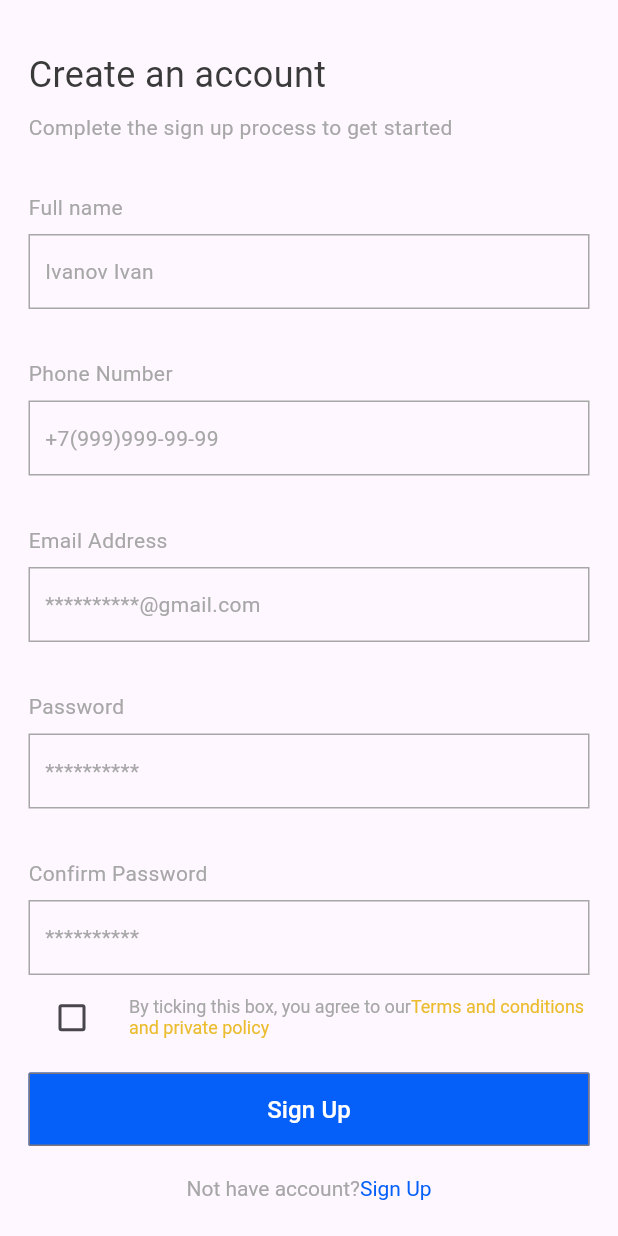
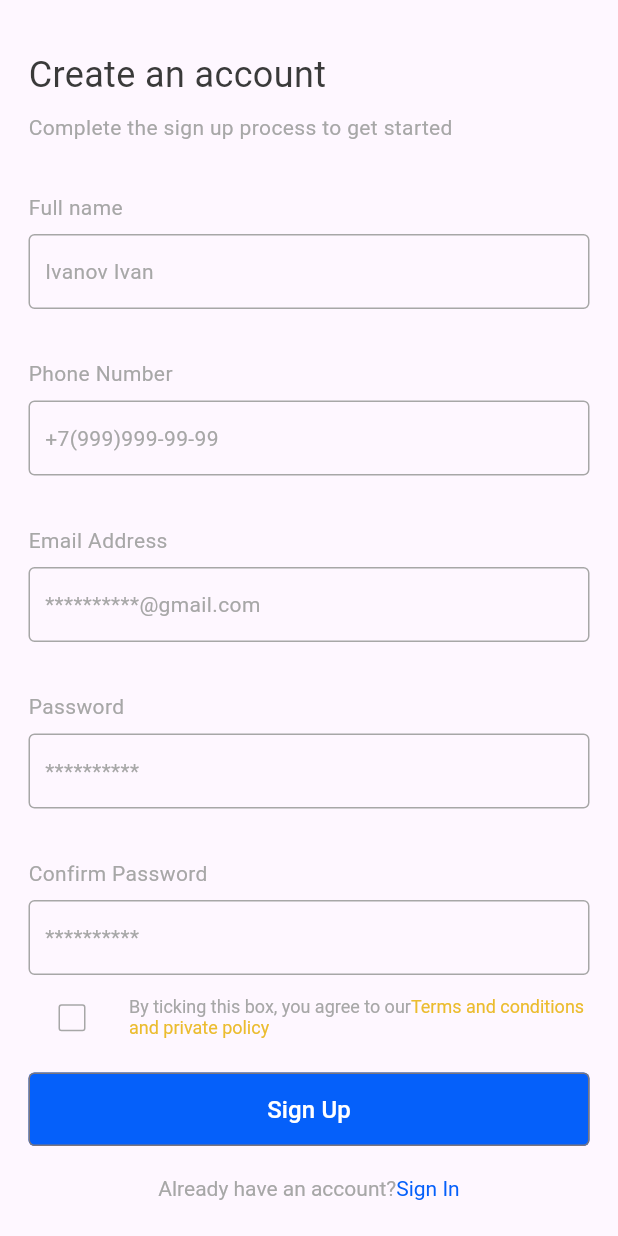
Before and after one commit to xchizhx/exam_project, a Flutter app: the screen it shows after launch, after a tap on an icon or button, on a phone screen of 412 x 824 dp. Run offline on Flutter 3.47's test engine with Material 3 defaults, Android fonts, the light colour scheme and no system bars; network calls fail.

Commit message:
commit_6

```diff
--- a/lib/login.dart
+++ b/lib/login.dart
@@ -1,3 +1,4 @@
+import 'package:exam_project_2/home.dart';
 import 'package:exam_project_2/sing_up.dart';
 import 'package:flutter/material.dart';
 
@@ -67,19 +68,20 @@ class _MyHomePageState extends State<MyHomePage> {
               ),
             ),
             Padding(
-              padding: EdgeInsets.only(top: 8, left: 19, right: 19),
+              padding: const EdgeInsets.only(top: 8, left: 19, right: 19),
               child: Container(
                 decoration: BoxDecoration(border: Border.all(
-                  color: Color.fromARGB(255, 167, 167, 167), width: 1)
+                  color: const Color.fromARGB(255, 167, 167, 167), width: 1),
+                    borderRadius: BorderRadius.circular(4)
               ),
-                child: Padding(
+                child: const Padding(
                   padding: EdgeInsets.only(top: 14, left: 10, bottom: 14),
                   child: Text("***********@mail.com",
                     style: TextStyle(color: Color.fromARGB(255, 167, 167, 167)),),
                 ),
               ),
             ),
-            Padding(
+            const Padding(
               padding: EdgeInsets.only(left: 19, top: 33),
               child: Align(
                 alignment: Alignment.centerLeft,
@@ -88,48 +90,70 @@ class _MyHomePageState extends State<MyHomePage> {
               ),
             ),
             Padding(
-              padding: EdgeInsets.only(left: 19, top: 8, right: 19),
+              padding: const EdgeInsets.only(left: 19, top: 8, right: 19),
               child: Container(
                 decoration: BoxDecoration(border: Border.all(
-                    color: Color.fromARGB(255, 167, 167, 167), width: 1)
+                    color: const Color.fromARGB(255, 167, 167, 167), width: 1),
+                    borderRadius: BorderRadius.circular(4)
                 ),
-                child: Padding(
+                child: const Padding(
                     padding: EdgeInsets.only(left: 10, top: 14, bottom: 14),
                     child: Text("**********",
                       style: TextStyle(color: Color.fromARGB(255, 167, 167, 167)),)),
               ),
             ),
             Padding(
-              padding: EdgeInsets.only(top: 24, left: 24, right: 24),
+              padding: const EdgeInsets.only(top: 20, left: 24, right: 24),
               child: Row(
+                mainAxisAlignment: MainAxisAlignment.spaceBetween,
+                children: [
+                  Row(
                   children: [
                     Checkbox(
+                      side: const BorderSide(
+                        width: 1,
+                        color: Color.fromARGB(255, 167, 167, 167)
+                      ),
                         value: isChecked, onChanged: (bool? value){
                           setState(() {
                             isChecked = value!;
                           });
                     }),
-                  Text("Remember password",
+                    const Text("Remember password",
+                      textAlign: TextAlign.center,
                       style: TextStyle(color: Color.fromARGB(255, 167, 167, 167),
-                    fontSize: 12)),
-                  Text("Forgot Password?",
+                      fontSize: 12, fontWeight: FontWeight.w500)),
+                    Column(
+                      children: [
+                        TextButton(onPressed: (){},
+                          child: const Text("Forgot Password?",
+                        textAlign: TextAlign.right,
                         style: TextStyle(color: Color.fromARGB(255, 5, 96, 250),
-                    fontSize: 12))
+                        fontSize: 12)
+                        ),
+                        )
+                      ]
+                    )
                   ],
                 ),
+              ]),
             ),
 
             Expanded(
               child: Padding(
-                padding: EdgeInsets.only(top: 325,left: 19, right: 19),
+                padding: const EdgeInsets.only(top: 325,left: 19, right: 19),
                 child: OutlinedButton(onPressed: (){
+                  Navigator.of(context).push(MaterialPageRoute(
+                      builder: (context){
+                        return Home();
+                      }));
                 },
                     style: ButtonStyle(
                         shape: MaterialStateProperty.all(RoundedRectangleBorder(
-                            borderRadius: BorderRadius.circular(1))),
+                            borderRadius: BorderRadius.circular(4))),
                         backgroundColor: MaterialStateColor.resolveWith((states)
-                        => Color.fromARGB(255, 5, 96, 250))),
-                  child: Text("Login",
+                        => const Color.fromARGB(255, 5, 96, 250))),
+                  child: const Text("Login",
                     style: TextStyle(color: Color.fromARGB(255, 255, 255, 255),
                     fontSize: 16),
                   )
@@ -139,14 +163,15 @@ class _MyHomePageState extends State<MyHomePage> {
             Align(
             alignment: Alignment.center,
             child: Padding(
-              padding: EdgeInsets.only(top: 20, bottom: 24),
+              padding: const EdgeInsets.only(top: 20, bottom: 24),
               child: GestureDetector(
                 onTap: (){
-                Navigator.of(context).push(MaterialPageRoute(builder: (context){
+                Navigator.of(context).push(MaterialPageRoute
+                  (builder: (context){
                   return Sign_up();
                 }));
               },
-                child: RichText(text: TextSpan(
+                child: RichText(text: const TextSpan(
                   children: [
                     TextSpan(text: "Not have account?",
                         style: TextStyle(color: Color.fromARGB(255, 167, 167, 167))),
--- a/lib/sing_up.dart
+++ b/lib/sing_up.dart
@@ -1,3 +1,4 @@
+import 'package:exam_project_2/login.dart';
 import 'package:exam_project_2/profile.dart';
 import 'package:flutter/cupertino.dart';
 import 'package:flutter/material.dart';
@@ -38,7 +39,7 @@ class _Sign_upState extends State<Sign_up> {
                     style: TextStyle(color: Color.fromARGB(255, 167, 167, 167))),
               ),
             ),
-            Padding(
+            const Padding(
               padding: EdgeInsets.only(left: 19, top: 33),
               child: Align(
                 alignment: Alignment.centerLeft,
@@ -47,18 +48,19 @@ class _Sign_upState extends State<Sign_up> {
               ),
             ),
             Padding(
-              padding: EdgeInsets.only(left: 19, top: 8, right: 19),
+              padding: const EdgeInsets.only(left: 19, top: 8, right: 19),
               child: Container(
                 decoration: BoxDecoration(border: Border.all(
-                    color: Color.fromARGB(255, 167, 167, 167), width: 1)
+                    color: const Color.fromARGB(255, 167, 167, 167), width: 1),
+                    borderRadius: BorderRadius.circular(4)
                 ),
-                child: Padding(
+                child: const Padding(
                     padding: EdgeInsets.only(left: 10, top: 14, bottom: 14),
                     child: Text("Ivanov Ivan",
                     style: TextStyle(color: Color.fromARGB(255, 167, 167, 167)),)),
               ),
             ),
-            Padding(
+            const Padding(
               padding: EdgeInsets.only(left: 19, top: 33),
               child: Align(
                 alignment: Alignment.centerLeft,
@@ -67,18 +69,19 @@ class _Sign_upState extends State<Sign_up> {
               ),
             ),
             Padding(
-              padding: EdgeInsets.only(left: 19, top: 8, right: 19),
+              padding: const EdgeInsets.only(left: 19, top: 8, right: 19),
               child: Container(
                 decoration: BoxDecoration(border: Border.all(
-                    color: Color.fromARGB(255, 167, 167, 167), width: 1)
+                    color: const Color.fromARGB(255, 167, 167, 167), width: 1),
+                    borderRadius: BorderRadius.circular(4)
                 ),
-                child: Padding(
+                child: const Padding(
                     padding: EdgeInsets.only(left: 10, top: 14, bottom: 14),
                     child: Text("+7(999)999-99-99",
                       style: TextStyle(color: Color.fromARGB(255, 167, 167, 167)),)),
               ),
             ),
-            Padding(
+            const Padding(
               padding: EdgeInsets.only(left: 19, top: 33),
               child: Align(
                 alignment: Alignment.centerLeft,
@@ -87,18 +90,19 @@ class _Sign_upState extends State<Sign_up> {
               ),
             ),
             Padding(
-              padding: EdgeInsets.only(left: 19, top: 8, right: 19),
+              padding: const EdgeInsets.only(left: 19, top: 8, right: 19),
               child: Container(
                 decoration: BoxDecoration(border: Border.all(
-                    color: Color.fromARGB(255, 167, 167, 167), width: 1)
+                    color: const Color.fromARGB(255, 167, 167, 167), width: 1),
+                    borderRadius: BorderRadius.circular(4)
                 ),
-                child: Padding(
+                child: const Padding(
                     padding: EdgeInsets.only(left: 10, top: 14, bottom: 14),
                     child: Text("**********@gmail.com",
                     style: TextStyle(color: Color.fromARGB(255, 167, 167, 167)),)),
               ),
             ),
-            Padding(
+            const Padding(
               padding: EdgeInsets.only(left: 19, top: 33),
               child: Align(
                 alignment: Alignment.centerLeft,
@@ -107,18 +111,19 @@ class _Sign_upState extends State<Sign_up> {
               ),
             ),
             Padding(
-              padding: EdgeInsets.only(left: 19, top: 8, right: 19),
+              padding: const EdgeInsets.only(left: 19, top: 8, right: 19),
               child: Container(
                 decoration: BoxDecoration(border: Border.all(
-                    color: Color.fromARGB(255, 167, 167, 167), width: 1)
+                    color: const Color.fromARGB(255, 167, 167, 167), width: 1),
+                    borderRadius: BorderRadius.circular(4)
                 ),
-                child: Padding(
+                child: const Padding(
                     padding: EdgeInsets.only(left: 10, top: 14, bottom: 14),
                     child: Text("**********",
                       style: TextStyle(color: Color.fromARGB(255, 167, 167, 167)),)),
               ),
             ),
-            Padding(
+            const Padding(
               padding: EdgeInsets.only(left: 19, top: 33),
               child: Align(
                 alignment: Alignment.centerLeft,
@@ -127,12 +132,13 @@ class _Sign_upState extends State<Sign_up> {
               ),
             ),
             Padding(
-              padding: EdgeInsets.only(left: 19, top: 8, right: 19),
+              padding: const EdgeInsets.only(left: 19, top: 8, right: 19),
               child: Container(
                 decoration: BoxDecoration(border: Border.all(
-                    color: Color.fromARGB(255, 167, 167, 167), width: 1)
+                    color: const Color.fromARGB(255, 167, 167, 167), width: 1),
+                  borderRadius: BorderRadius.circular(4)
                 ),
-                child: Padding(
+                child: const Padding(
                     padding: EdgeInsets.only(left: 10, top: 14, bottom: 14),
                     child: Text("**********",
                       style: TextStyle(color: Color.fromARGB(255, 167, 167, 167)),)),
@@ -142,15 +148,19 @@ class _Sign_upState extends State<Sign_up> {
             Expanded(
               child: Row(
                 children: [Padding(
-                  padding: EdgeInsets.only(left: 24, right: 14),
+                  padding: const EdgeInsets.only(left: 24, right: 14),
                     child: Checkbox(
+                      side: const BorderSide(
+                        width: 1,
+                        color: Color.fromARGB(255, 167, 167, 167)
+                      ),
                         value: isChecked, onChanged: (bool? value){
                       setState(() {
                         isChecked = value!;
                       });
                     }),
                   ),
-                  RichText(text: TextSpan(
+                  RichText(text: const TextSpan(
                       children: [
                         TextSpan(text: "By ticking this box, you agree to our",
                             style: TextStyle(
@@ -167,15 +177,15 @@ class _Sign_upState extends State<Sign_up> {
             ),
               Expanded(
                 child: Padding(
-                  padding: EdgeInsets.only(top: 8, left: 19, right: 19),
+                  padding: const EdgeInsets.only(top: 8, left: 19, right: 19),
                   child: OutlinedButton(onPressed: (){
                   },
                       style: ButtonStyle(
                           shape: MaterialStateProperty.all(RoundedRectangleBorder(
-                              borderRadius: BorderRadius.circular(1))),
+                              borderRadius: BorderRadius.circular(4))),
                           backgroundColor: MaterialStateColor.resolveWith((states)
-                          => Color.fromARGB(255, 5, 96, 250))),
-                      child: Text("Sign Up",
+                          => const Color.fromARGB(255, 5, 96, 250))),
+                      child: const Text("Sign Up",
                         style: TextStyle(color: Color.fromARGB(255, 255, 255, 255),
                             fontSize: 16),
                       )
@@ -185,18 +195,16 @@ class _Sign_upState extends State<Sign_up> {
               Align(
                 alignment: Alignment.center,
                 child: Padding(
-                  padding: EdgeInsets.only(top: 20, bottom: 24),
+                  padding: const EdgeInsets.only(top: 20, bottom: 24),
                   child: GestureDetector(
                     onTap: (){
-                      Navigator.of(context).push(MaterialPageRoute(builder: (context){
-                        return Sign_up();
-                      }));
+                        Navigator.of(context).pop();
                     },
-                    child: RichText(text: TextSpan(
+                    child: RichText(text: const TextSpan(
                         children: [
-                          TextSpan(text: "Not have account?",
+                          TextSpan(text: "Already have an account?",
                               style: TextStyle(color: Color.fromARGB(255, 167, 167, 167))),
-                          TextSpan(text: "Sign Up",
+                          TextSpan(text: "Sign In",
                               style: TextStyle(color: Color.fromARGB(255, 5, 96, 250)))
                         ]
                     )
```
Also changed, not shown: lib/home.dart (+29 -4 lines), lib/profile.dart (+81 -2 lines). Lines whose indentation alone changed are shown as unchanged.
